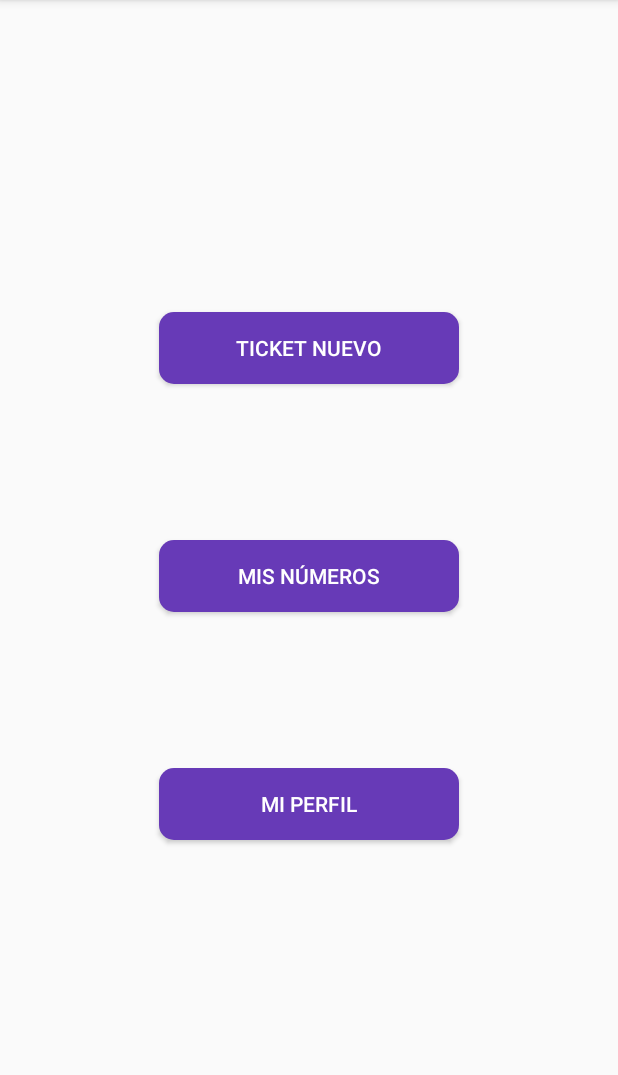
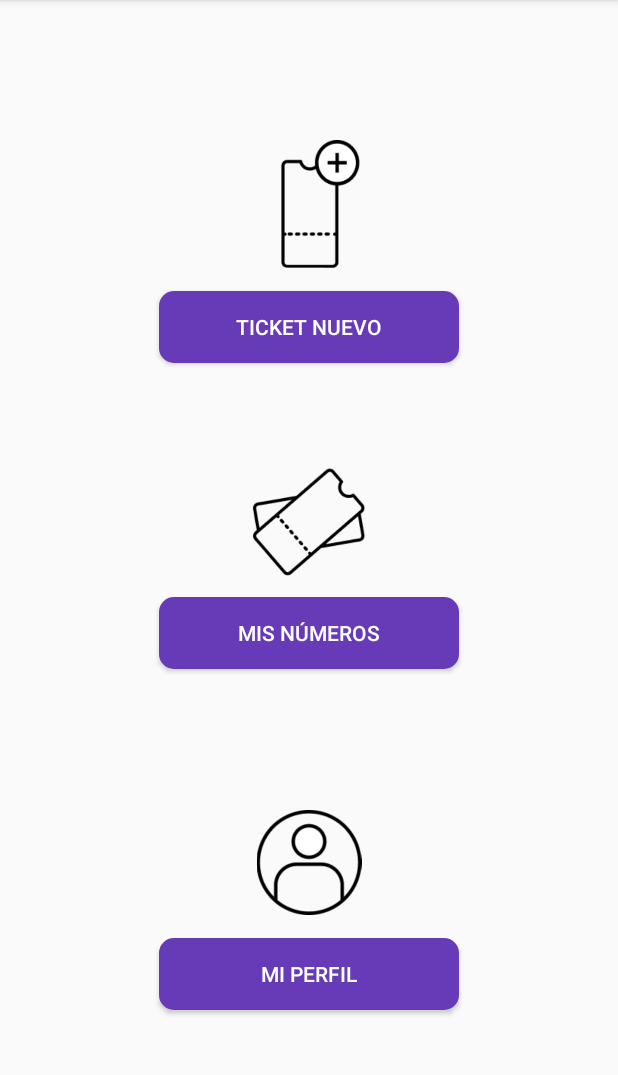
Before and after one commit to andrearon14/SticketAndroid, an Android app: the screen it shows after launch (MainActivity), on a phone screen of 412 x 824 dp, the part 84-1159 px from its top. Run offline under Robolectric (Android 15) with nearby library versions, the phone set to English and light mode, and no system bars; libraries missing offline, so code that uses them is left out: com.onesignal; 3 statements that could not run were skipped.

Commit message:
Agrego iconos en pantalla principal

```diff
--- a/app/src/main/java/com/reinventiva/sticket/ui/main/MainActivity.kt
+++ b/app/src/main/java/com/reinventiva/sticket/ui/main/MainActivity.kt
@@ -30,29 +30,29 @@ class MainActivity: MyBaseActivity() {
         // Iniciar OneSignal
         OneSignal.startInit(this)
             .inFocusDisplaying(OneSignal.OSInFocusDisplayOption.Notification)
-            .setNotificationReceivedHandler { notification ->
+            .setNotificationReceivedHandler {
                 val activity = myApp.currentActivity
                 if (activity is MyBaseActivity) {
-                    if (notification.payload.title != null) {
+                    if (it.payload.title != null) {
                         // Notificación recibida, mostrar mensaje
                         val snackbar = Snackbar.make(
                             activity.coordinatorLayout,
-                            notification.payload.title + "\n" + notification.payload.body,
+                            it.payload.title + "\n" + it.payload.body,
                             Snackbar.LENGTH_INDEFINITE
                         )
                         val params = snackbar.view.layoutParams as CoordinatorLayout.LayoutParams
                         params.gravity = Gravity.TOP
                         snackbar.view.layoutParams = params
                         snackbar.show()
-                    } else if (notification.payload.additionalData != null) {
+                    } else if (it.payload.additionalData != null) {
                         // Notificación silenciosa recibida, actualizar pantallas
-                        val jsonObject = notification.payload.additionalData
+                        val jsonObject = it.payload.additionalData
                         val values = (jsonObject["da"] as JSONObject)["p"] as JSONObject
                         activity.updateNotification(values)
                     }
                 }
             }
-            .setNotificationOpenedHandler { result ->
+            .setNotificationOpenedHandler {
                 // Notificación abierta, ir al panel Mis Números
                 val activity = myApp.currentActivity
                 if (activity is MyNumbersActivity) {
--- a/app/src/main/java/com/reinventiva/sticket/ui/main/MainFragment.kt
+++ b/app/src/main/java/com/reinventiva/sticket/ui/main/MainFragment.kt
@@ -25,14 +25,18 @@ class MainFragment: Fragment() {
     override fun onActivityCreated(savedInstanceState: Bundle?) {
         super.onActivityCreated(savedInstanceState)
 
-        buttonNewTicket.setOnClickListener {
+        val newTicket = View.OnClickListener {
             val intent = Intent(context, NewTicketNumberActivity::class.java)
             startActivity(intent)
         }
+        imageNewTicket.setOnClickListener(newTicket)
+        buttonNewTicket.setOnClickListener(newTicket)
 
-        buttonMyNumbers.setOnClickListener {
+        val myNumbers = View.OnClickListener {
             val intent = Intent(context, MyNumbersActivity::class.java)
             startActivity(intent)
         }
+        imageMyNumbers.setOnClickListener(myNumbers)
+        buttonMyNumbers.setOnClickListener(myNumbers)
     }
 }
--- a/app/src/main/res/layout/main_fragment.xml
+++ b/app/src/main/res/layout/main_fragment.xml
@@ -1,6 +1,7 @@
 <?xml version="1.0" encoding="utf-8"?>
 <LinearLayout
     xmlns:android="http://schemas.android.com/apk/res/android"
+    xmlns:app="http://schemas.android.com/apk/res-auto"
     xmlns:tools="http://schemas.android.com/tools"
     android:id="@+id/main"
     android:layout_width="match_parent"
@@ -11,7 +12,14 @@
     <Space
         android:layout_width="0dp"
         android:layout_height="0dp"
-        android:layout_weight="2" />
+        android:layout_weight="1" />
+
+    <ImageView
+        android:id="@+id/imageNewTicket"
+        android:layout_width="match_parent"
+        android:layout_height="85dp"
+        android:layout_marginBottom="15dp"
+        android:src="@drawable/icono_ticket_nuevo" />
 
     <Button
         android:id="@+id/buttonNewTicket"
@@ -25,7 +33,13 @@
     <Space
         android:layout_width="0dp"
         android:layout_height="0dp"
-        android:layout_weight="1" />
+        android:layout_weight=".6" />
+
+    <ImageView
+        android:id="@+id/imageMyNumbers"
+        android:layout_width="match_parent"
+        android:layout_height="100dp"
+        android:src="@drawable/icono_mis_numeros" />
 
     <Button
         android:id="@+id/buttonMyNumbers"
@@ -41,6 +55,13 @@
         android:layout_height="0dp"
         android:layout_weight="1" />
 
+    <ImageView
+        android:id="@+id/imageMyProfile"
+        android:layout_width="match_parent"
+        android:layout_height="70dp"
+        android:layout_marginBottom="15dp"
+        android:src="@drawable/icono_mi_perfil" />
+
     <Button
         android:id="@+id/buttonMyProfile"
         android:layout_width="200dp"
@@ -53,6 +74,6 @@
     <Space
         android:layout_width="0dp"
         android:layout_height="0dp"
-        android:layout_weight="2" />
+        android:layout_weight="1" />
 
 </LinearLayout>
```
Also changed, not shown: app/src/main/res/drawable/icono_mi_perfil.png (added), app/src/main/res/drawable/icono_mis_numeros.png (added), app/src/main/res/drawable/icono_ticket_nuevo.png (added).
